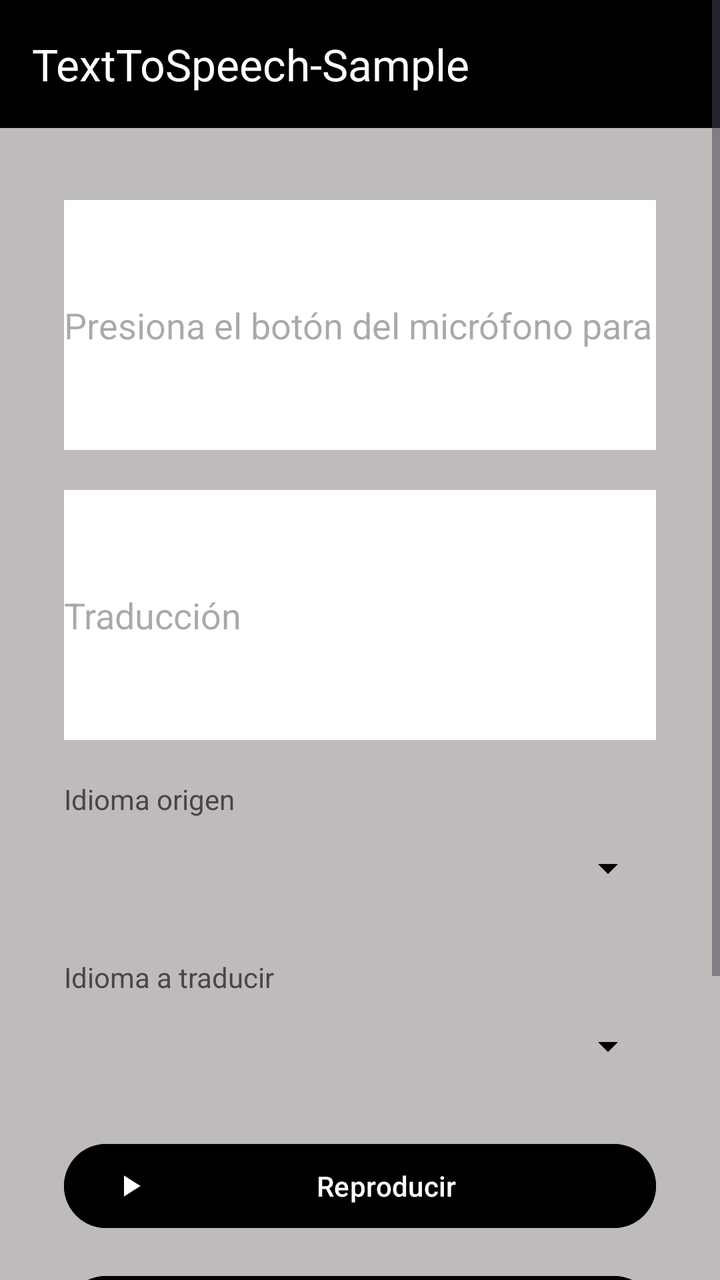
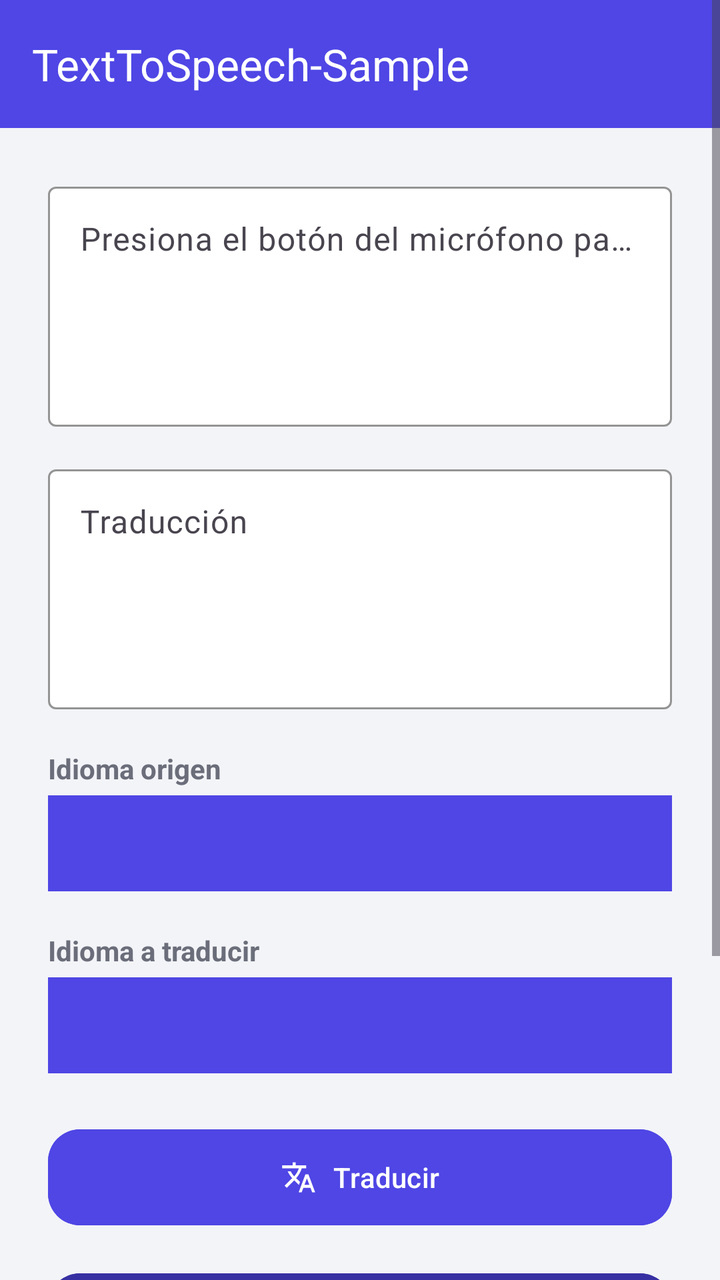

The first picture is an Android layout as it rendered before a commit; the second is the same layout after the commit. The layout source and the unified diff follow.
<!-- AndroidManifest.xml: application theme Theme.TextToSpeechSample -->
<!-- res/layout/activity_main.xml -->
<?xml version="1.0" encoding="utf-8"?>
<ScrollView xmlns:android="http://schemas.android.com/apk/res/android"
    xmlns:app="http://schemas.android.com/apk/res-auto"
    xmlns:tools="http://schemas.android.com/tools"
    android:layout_width="match_parent"
    android:layout_height="wrap_content"
    android:background="#BFBBBB"
    tools:context=".MainActivity">

    <RelativeLayout
        android:layout_width="match_parent"
        android:layout_height="wrap_content"
        android:fitsSystemWindows="true">

        <include
            android:id="@+id/toolbar_menu"
            layout="@layout/toolbar" />

        <EditText
            android:id="@+id/et_texto_a_traducir"
            android:layout_width="match_parent"
            android:layout_height="125dp"
            android:layout_marginStart="32dp"
            android:layout_marginTop="100dp"
            android:layout_marginEnd="32dp"
            android:background="#FFFFFF"
            android:backgroundTint="#FFFFFF"
            android:ems="10"
            android:hint="@string/presiona_boton"
            android:inputType="text"
            android:textColor="#636363" />

        <EditText
            android:id="@+id/et_texto_traducido"
            android:layout_width="match_parent"
            android:layout_height="125dp"
            android:layout_below="@+id/et_texto_a_traducir"
            android:layout_marginStart="32dp"
            android:layout_marginTop="20dp"
            android:layout_marginEnd="32dp"
            android:layout_marginBottom="20dp"
            android:background="#FFFFFF"
            android:backgroundTint="#FFFFFF"
            android:ems="10"
            android:hint="@string/traduccion"
            android:inputType="text"
            android:textColor="#636363" />

        <TableLayout
            android:id="@+id/ll1"
            android:layout_width="match_parent"
            android:layout_height="wrap_content"
            android:layout_below="@id/et_texto_traducido"
            android:layout_marginStart="32dp"
            android:layout_marginEnd="32dp"
            android:orientation="vertical">

            <TextView
                android:id="@+id/tv_idioma_origen"
                android:layout_width="wrap_content"
                android:layout_height="wrap_content"
                android:text="@string/idioma_origen" />

            <Spinner
                android:id="@+id/spinner_idioma_origen"
                android:layout_width="140dp"
                android:layout_height="50dp"
                android:layout_marginBottom="20dp"
                android:backgroundTint="#000000" />

            <TextView
                android:id="@+id/tv_idioma_a_traducir"
                android:layout_width="wrap_content"
                android:layout_height="wrap_content"
                android:layout_gravity="end"
                android:text="@string/idioma_a_traducir" />

            <Spinner
                android:id="@+id/spinner_idioma_traduccion"
                android:layout_width="140dp"
                android:layout_height="50dp"
                android:backgroundTint="#000000" />
        </TableLayout>

        <Button
            android:id="@+id/boton_reproducir"
            android:layout_width="335dp"
            android:layout_height="50dp"
            android:layout_below="@id/ll1"
            android:layout_marginStart="32dp"
            android:layout_marginTop="20dp"
            android:layout_marginEnd="32dp"
            android:layout_marginBottom="16dp"
            android:backgroundTint="#000000"
            android:text="@string/reproducir"
            app:icon="@drawable/play_arrow_icon_white" />

        <Button
            android:id="@+id/boton_traducir"
            android:layout_width="335dp"
            android:layout_height="50dp"
            android:layout_below="@id/boton_reproducir"
            android:layout_marginStart="32dp"
            android:layout_marginEnd="32dp"
            android:layout_marginBottom="16dp"
            android:backgroundTint="#000000"
            android:text="@string/traducir"
            app:icon="@drawable/translate_icon_white" />

        <Switch
            android:id="@+id/switch_detectar_idioma_auto"
            android:layout_width="wrap_content"
            android:layout_height="wrap_content"
            android:layout_below="@id/boton_traducir"
            android:layout_marginStart="32dp"
            android:layout_marginEnd="32dp"
            android:layout_marginBottom="16dp"
            android:minHeight="48dp"
            android:text="@string/detectar_idioma_automaticamente"
            android:trackTint="#85D32C"
            tools:ignore="UseSwitchCompatOrMaterialXml" />

        <Button
            android:id="@+id/boton_capturar_voz"
            android:layout_width="match_parent"
            android:layout_height="match_parent"
            android:layout_below="@id/switch_detectar_idioma_auto"
            android:layout_marginStart="120dp"
            android:layout_marginEnd="120dp"
            android:layout_marginBottom="20dp"
            android:backgroundTint="#000000"
            android:contentDescription="@string/traducir"
            android:text="@string/captar_voz"
            app:icon="@drawable/mic_icon_white" />

    </RelativeLayout>

</ScrollView>
<!-- res/layout/toolbar.xml (included above) -->
<?xml version="1.0" encoding="utf-8"?>
<androidx.appcompat.widget.Toolbar xmlns:android="http://schemas.android.com/apk/res/android"
    xmlns:app="http://schemas.android.com/apk/res-auto"
    android:layout_width="match_parent"
    android:layout_height="wrap_content"
    android:background="#000000"
    app:title="@string/app_name"
    app:titleTextColor="#FFFFFF">

</androidx.appcompat.widget.Toolbar>
<!-- resources referenced by this layout -->
<resources>
  <!-- drawable mic_icon_white (drawable) -->
  <vector android:height="24dp" android:tint="#FFFFFF"
      android:viewportHeight="24" android:viewportWidth="24"
      android:width="24dp" xmlns:android="http://schemas.android.com/apk/res/android">
      <path android:fillColor="@android:color/white" android:pathData="M12,14c1.66,0 2.99,-1.34 2.99,-3L15,5c0,-1.66 -1.34,-3 -3,-3S9,3.34 9,5v6c0,1.66 1.34,3 3,3zM17.3,11c0,3 -2.54,5.1 -5.3,5.1S6.7,14 6.7,11L5,11c0,3.41 2.72,6.23 6,6.72L11,21h2v-3.28c3.28,-0.48 6,-3.3 6,-6.72h-1.7z"/>
  </vector>
  <!-- drawable play_arrow_icon_white (drawable) -->
  <vector android:height="24dp" android:tint="#FFFFFF"
      android:viewportHeight="24" android:viewportWidth="24"
      android:width="24dp" xmlns:android="http://schemas.android.com/apk/res/android">
      <path android:fillColor="@android:color/white" android:pathData="M8,5v14l11,-7z"/>
  </vector>
  <!-- drawable translate_icon_white (drawable) -->
  <vector android:height="24dp" android:tint="#FFFFFF"
      android:viewportHeight="24" android:viewportWidth="24"
      android:width="24dp" xmlns:android="http://schemas.android.com/apk/res/android">
      <path android:fillColor="@android:color/white" android:pathData="M12.87,15.07l-2.54,-2.51 0.03,-0.03c1.74,-1.94 2.98,-4.17 3.71,-6.53L17,6L17,4h-7L10,2L8,2v2L1,4v1.99h11.17C11.5,7.92 10.44,9.75 9,11.35 8.07,10.32 7.3,9.19 6.69,8h-2c0.73,1.63 1.73,3.17 2.98,4.56l-5.09,5.02L4,19l5,-5 3.11,3.11 0.76,-2.04zM18.5,10h-2L12,22h2l1.12,-3h4.75L21,22h2l-4.5,-12zM15.88,17l1.62,-4.33L19.12,17h-3.24z"/>
  </vector>
  <string name="app_name">TextToSpeech-Sample</string>
  <string name="captar_voz">Captar voz</string>
  <string name="detectar_idioma_automaticamente">Detectar idioma automaticamente</string>
  <string name="idioma_a_traducir">Idioma a traducir</string>
  <string name="idioma_origen">Idioma origen</string>
  <string name="presiona_boton">Presiona el botón del micrófono para capturar tu voz</string>
  <string name="reproducir">Reproducir</string>
  <string name="traduccion">Traducción</string>
  <string name="traducir">Traducir</string>
  <style name="Theme.TextToSpeechSample" parent="Base.Theme.TextToSpeechSample" />
  <style name="Base.Theme.TextToSpeechSample" parent="Theme.Material3.DayNight.NoActionBar">
          
          
      </style>
</resources>

<!-- the commit's change to res/layout/activity_main.xml (unified diff, before → after) -->
@@ -4,7 +4,8 @@
     xmlns:tools="http://schemas.android.com/tools"
     android:layout_width="match_parent"
     android:layout_height="wrap_content"
-    android:background="#BFBBBB"
+    android:background="@color/color_background"
+    android:fillViewport="true"
     tools:context=".MainActivity">
 
     <RelativeLayout
@@ -16,122 +17,162 @@
             android:id="@+id/toolbar_menu"
             layout="@layout/toolbar" />
 
-        <EditText
-            android:id="@+id/et_texto_a_traducir"
+        <com.google.android.material.textfield.TextInputLayout
+            android:id="@+id/til_texto_a_traducir"
+            style="@style/Widget.Material3.TextInputLayout.OutlinedBox"
             android:layout_width="match_parent"
-            android:layout_height="125dp"
-            android:layout_marginStart="32dp"
-            android:layout_marginTop="100dp"
-            android:layout_marginEnd="32dp"
-            android:background="#FFFFFF"
-            android:backgroundTint="#FFFFFF"
-            android:ems="10"
+            android:layout_height="wrap_content"
+            android:layout_below="@id/toolbar_menu"
+            android:layout_marginStart="24dp"
+            android:layout_marginTop="24dp"
+            android:layout_marginEnd="24dp"
             android:hint="@string/presiona_boton"
-            android:inputType="text"
-            android:textColor="#636363" />
+            app:boxBackgroundColor="@color/color_surface"
+            app:boxStrokeColor="@color/color_primary"
+            app:hintTextColor="@color/color_on_surface_variant">
 
-        <EditText
-            android:id="@+id/et_texto_traducido"
+            <com.google.android.material.textfield.TextInputEditText
+                android:id="@+id/et_texto_a_traducir"
+                android:layout_width="match_parent"
+                android:layout_height="120dp"
+                android:gravity="top|start"
+                android:inputType="textMultiLine"
+                android:textColor="@color/color_on_surface" />
+
+        </com.google.android.material.textfield.TextInputLayout>
+
+        <com.google.android.material.textfield.TextInputLayout
+            android:id="@+id/til_texto_traducido"
+            style="@style/Widget.Material3.TextInputLayout.OutlinedBox"
             android:layout_width="match_parent"
-            android:layout_height="125dp"
-            android:layout_below="@+id/et_texto_a_traducir"
-            android:layout_marginStart="32dp"
-            android:layout_marginTop="20dp"
-            android:layout_marginEnd="32dp"
-            android:layout_marginBottom="20dp"
-            android:background="#FFFFFF"
-            android:backgroundTint="#FFFFFF"
-            android:ems="10"
+            android:layout_height="wrap_content"
+            android:layout_below="@id/til_texto_a_traducir"
+            android:layout_marginStart="24dp"
+            android:layout_marginTop="16dp"
+            android:layout_marginEnd="24dp"
             android:hint="@string/traduccion"
-            android:inputType="text"
-            android:textColor="#636363" />
+            app:boxBackgroundColor="@color/color_surface"
+            app:boxStrokeColor="@color/color_primary"
+            app:hintTextColor="@color/color_on_surface_variant">
+
+            <com.google.android.material.textfield.TextInputEditText
+                android:id="@+id/et_texto_traducido"
+                android:layout_width="match_parent"
+                android:layout_height="120dp"
+                android:gravity="top|start"
+                android:inputType="textMultiLine"
+                android:textColor="@color/color_on_surface" />
+
+        </com.google.android.material.textfield.TextInputLayout>
 
         <TableLayout
             android:id="@+id/ll1"
             android:layout_width="match_parent"
             android:layout_height="wrap_content"
-            android:layout_below="@id/et_texto_traducido"
-            android:layout_marginStart="32dp"
-            android:layout_marginEnd="32dp"
+            android:layout_below="@id/til_texto_traducido"
+            android:layout_marginStart="24dp"
+            android:layout_marginTop="20dp"
+            android:layout_marginEnd="24dp"
             android:orientation="vertical">
 
             <TextView
                 android:id="@+id/tv_idioma_origen"
                 android:layout_width="wrap_content"
                 android:layout_height="wrap_content"
-                android:text="@string/idioma_origen" />
+                android:layout_marginBottom="4dp"
+                android:text="@string/idioma_origen"
+                android:textColor="@color/color_on_surface_variant"
+                android:textStyle="bold" />
 
             <Spinner
                 android:id="@+id/spinner_idioma_origen"
-                android:layout_width="140dp"
-                android:layout_height="50dp"
+                android:layout_width="180dp"
+                android:layout_height="48dp"
                 android:layout_marginBottom="20dp"
-                android:backgroundTint="#000000" />
+                android:background="@color/color_surface"
+                android:backgroundTint="@color/color_primary"
+                android:popupBackground="@color/color_surface" />
 
             <TextView
                 android:id="@+id/tv_idioma_a_traducir"
                 android:layout_width="wrap_content"
                 android:layout_height="wrap_content"
                 android:layout_gravity="end"
-                android:text="@string/idioma_a_traducir" />
+                android:layout_marginBottom="4dp"
+                android:text="@string/idioma_a_traducir"
+                android:textColor="@color/color_on_surface_variant"
+                android:textStyle="bold" />
 
             <Spinner
                 android:id="@+id/spinner_idioma_traduccion"
-                android:layout_width="140dp"
-                android:layout_height="50dp"
-                android:backgroundTint="#000000" />
+                android:layout_width="180dp"
+                android:layout_height="48dp"
+                android:layout_gravity="end"
+                android:background="@color/color_surface"
+                android:backgroundTint="@color/color_primary"
+                android:popupBackground="@color/color_surface" />
         </TableLayout>
 
-        <Button
+        <com.google.android.material.button.MaterialButton
+            android:id="@+id/boton_traducir"
+            android:layout_width="match_parent"
+            android:layout_height="56dp"
+            android:layout_below="@id/ll1"
+            android:layout_marginStart="24dp"
+            android:layout_marginTop="24dp"
+            android:layout_marginEnd="24dp"
+            android:backgroundTint="@color/color_primary"
+            android:text="@string/traducir"
+            android:textColor="@color/color_on_primary"
+            app:cornerRadius="16dp"
+            app:icon="@drawable/translate_icon_white"
+            app:iconGravity="textStart" />
+
+        <com.google.android.material.button.MaterialButton
             android:id="@+id/boton_reproducir"
-            android:layout_width="335dp"
-            android:layout_height="50dp"
-            android:layout_below="@id/ll1"
-            android:layout_marginStart="32dp"
-            android:layout_marginTop="20dp"
-            android:layout_marginEnd="32dp"
-            android:layout_marginBottom="16dp"
-            android:backgroundTint="#000000"
+            android:layout_width="match_parent"
+            android:layout_height="56dp"
+            android:layout_below="@id/boton_traducir"
+            android:layout_marginStart="24dp"
+            android:layout_marginTop="16dp"
+            android:layout_marginEnd="24dp"
+            android:backgroundTint="@color/color_primary_dark"
             android:text="@string/reproducir"
-            app:icon="@drawable/play_arrow_icon_white" />
+            android:textColor="@color/color_on_primary"
+            app:cornerRadius="16dp"
+            app:icon="@drawable/play_arrow_icon_white"
+            app:iconGravity="textStart" />
 
-        <Button
-            android:id="@+id/boton_traducir"
-            android:layout_width="335dp"
-            android:layout_height="50dp"
-            android:layout_below="@id/boton_reproducir"
-            android:layout_marginStart="32dp"
-            android:layout_marginEnd="32dp"
-            android:layout_marginBottom="16dp"
-            android:backgroundTint="#000000"
-            android:text="@string/traducir"
-            app:icon="@drawable/translate_icon_white" />
-
-        <Switch
+        <com.google.android.material.materialswitch.MaterialSwitch
             android:id="@+id/switch_detectar_idioma_auto"
             android:layout_width="wrap_content"
             android:layout_height="wrap_content"
-            android:layout_below="@id/boton_traducir"
-            android:layout_marginStart="32dp"
-            android:layout_marginEnd="32dp"
-            android:layout_marginBottom="16dp"
+            android:layout_below="@id/boton_reproducir"
+            android:layout_marginStart="24dp"
+            android:layout_marginTop="20dp"
+            android:layout_marginEnd="24dp"
             android:minHeight="48dp"
             android:text="@string/detectar_idioma_automaticamente"
-            android:trackTint="#85D32C"
-            tools:ignore="UseSwitchCompatOrMaterialXml" />
+            android:textColor="@color/color_on_surface"
+            app:thumbTint="@color/color_secondary"
+            app:trackTint="@color/color_outline" />
 
-        <Button
+        <com.google.android.material.button.MaterialButton
             android:id="@+id/boton_capturar_voz"
             android:layout_width="match_parent"
-            android:layout_height="match_parent"
+            android:layout_height="56dp"
             android:layout_below="@id/switch_detectar_idioma_auto"
-            android:layout_marginStart="120dp"
-            android:layout_marginEnd="120dp"
-            android:layout_marginBottom="20dp"
-            android:backgroundTint="#000000"
-            android:contentDescription="@string/traducir"
+            android:layout_marginStart="24dp"
+            android:layout_marginTop="20dp"
+            android:layout_marginEnd="24dp"
+            android:layout_marginBottom="24dp"
+            android:backgroundTint="@color/color_secondary"
+            android:contentDescription="@string/captar_voz"
             android:text="@string/captar_voz"
-            app:icon="@drawable/mic_icon_white" />
+            android:textColor="@color/color_on_secondary"
+            app:cornerRadius="16dp"
+            app:icon="@drawable/mic_icon_white"
+            app:iconGravity="textStart" />
 
     </RelativeLayout>
 
@@ -142,8 +183,7 @@
     xmlns:app="http://schemas.android.com/apk/res-auto"
     android:layout_width="match_parent"
     android:layout_height="wrap_content"
-    android:background="#000000"
+    android:background="@color/color_primary"
+    android:elevation="4dp"
     app:title="@string/app_name"
-    app:titleTextColor="#FFFFFF">
-
-</androidx.appcompat.widget.Toolbar>
+    app:titleTextColor="@color/color_on_primary" />
<!-- resource entries referenced after the edit -->
@@ -1,5 +1,15 @@
 <!-- resources referenced by this layout -->
 <resources>
+  <color name="color_background">#F3F4F8</color>
+  <color name="color_on_primary">#FFFFFF</color>
+  <color name="color_on_secondary">#FFFFFF</color>
+  <color name="color_on_surface">#1E1E24</color>
+  <color name="color_on_surface_variant">#6B6E7A</color>
+  <color name="color_outline">#D8DAE3</color>
+  <color name="color_primary">#4F46E5</color>
+  <color name="color_primary_dark">#3730A3</color>
+  <color name="color_secondary">#22C55E</color>
+  <color name="color_surface">#FFFFFF</color>
   <!-- drawable mic_icon_white (drawable) -->
   <vector android:height="24dp" android:tint="#FFFFFF"
       android:viewportHeight="24" android:viewportWidth="24"
@@ -20,7 +30,7 @@
   </vector>
   <string name="app_name">TextToSpeech-Sample</string>
   <string name="captar_voz">Captar voz</string>
-  <string name="detectar_idioma_automaticamente">Detectar idioma automaticamente</string>
+  <string name="detectar_idioma_automaticamente">Detectar idioma automáticamente</string>
   <string name="idioma_a_traducir">Idioma a traducir</string>
   <string name="idioma_origen">Idioma origen</string>
   <string name="presiona_boton">Presiona el botón del micrófono para capturar tu voz</string>
@@ -29,8 +39,15 @@
   <string name="traducir">Traducir</string>
   <style name="Theme.TextToSpeechSample" parent="Base.Theme.TextToSpeechSample" />
   <style name="Base.Theme.TextToSpeechSample" parent="Theme.Material3.DayNight.NoActionBar">
-          
-          
+          <item name="colorPrimary">@color/color_primary</item>
+          <item name="colorPrimaryVariant">@color/color_primary_dark</item>
+          <item name="colorOnPrimary">@color/color_on_primary</item>
+          <item name="colorSecondary">@color/color_secondary</item>
+          <item name="colorOnSecondary">@color/color_on_secondary</item>
+          <item name="android:colorBackground">@color/color_background</item>
+          <item name="colorSurface">@color/color_surface</item>
+          <item name="colorOnSurface">@color/color_on_surface</item>
+          <item name="android:statusBarColor">@color/color_primary_dark</item>
       </style>
 </resources>
 
